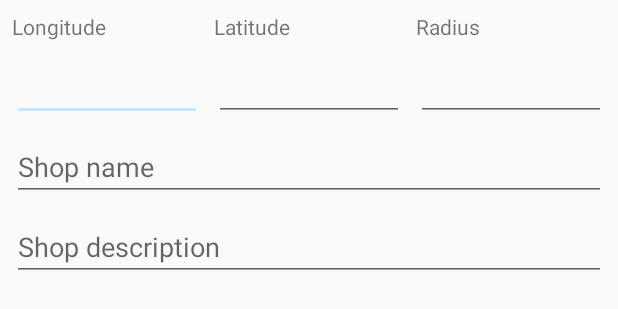
After one commit to Endzik/SMB, an Android app: the layout add_shop_form.xml on its own in the app's theme, with its tools: preview values and no code run, on a phone screen of 412 x 824 dp. The commit adds this screen. Shown: the top 309 px of the screen. Run offline under Robolectric (Android 15) with nearby library versions, the phone set to English and light mode, and no system bars.

Commit message:
Handle adding new shops

```diff
--- /dev/null
+++ b/app/src/main/res/layout/add_shop_form.xml
@@ -0,0 +1,104 @@
+<?xml version="1.0" encoding="utf-8"?>
+<android.support.constraint.ConstraintLayout
+    xmlns:android="http://schemas.android.com/apk/res/android"
+    xmlns:app="http://schemas.android.com/apk/res-auto"
+    xmlns:tools="http://schemas.android.com/tools"
+    android:layout_width="match_parent"
+    android:layout_height="match_parent">
+
+    <EditText
+        android:id="@+id/longitude"
+        android:layout_width="0dp"
+        android:layout_height="wrap_content"
+        android:layout_marginStart="8dp"
+        android:layout_marginTop="8dp"
+        android:ems="10"
+        android:inputType="numberDecimal"
+        app:layout_constraintStart_toStartOf="parent"
+        app:layout_constraintTop_toBottomOf="@+id/long_label"
+        app:layout_constraintEnd_toStartOf="@+id/latitude"/>
+
+    <EditText
+        android:id="@+id/latitude"
+        android:layout_width="0dp"
+        android:layout_height="wrap_content"
+        android:layout_marginStart="8dp"
+        android:layout_marginTop="8dp"
+        android:ems="10"
+        android:inputType="numberDecimal"
+        app:layout_constraintStart_toEndOf="@+id/longitude"
+        app:layout_constraintTop_toBottomOf="@+id/lat_label"
+        app:layout_constraintEnd_toStartOf="@id/radius"/>
+
+    <EditText
+        android:id="@+id/radius"
+        android:layout_width="0dp"
+        android:layout_height="wrap_content"
+        android:layout_marginStart="8dp"
+        android:layout_marginTop="8dp"
+        android:layout_marginEnd="8dp"
+        android:ems="10"
+        android:inputType="numberDecimal"
+        app:layout_constraintEnd_toEndOf="parent"
+        app:layout_constraintStart_toEndOf="@+id/latitude"
+        app:layout_constraintTop_toBottomOf="@+id/rad_label" />
+
+    <TextView
+        android:id="@+id/long_label"
+        android:layout_width="wrap_content"
+        android:layout_height="wrap_content"
+        android:layout_marginStart="8dp"
+        android:layout_marginTop="8dp"
+        android:text="Longitude"
+        app:layout_constraintStart_toStartOf="parent"
+        app:layout_constraintTop_toTopOf="parent" />
+
+    <TextView
+        android:id="@+id/lat_label"
+        android:layout_width="wrap_content"
+        android:layout_height="wrap_content"
+        android:layout_marginStart="8dp"
+        android:layout_marginTop="8dp"
+        android:text="Latitude"
+        app:layout_constraintStart_toEndOf="@+id/longitude"
+        app:layout_constraintTop_toTopOf="parent" />
+
+    <TextView
+        android:id="@+id/rad_label"
+        android:layout_width="wrap_content"
+        android:layout_height="wrap_content"
+        android:layout_marginStart="8dp"
+        android:layout_marginTop="8dp"
+        android:text="Radius"
+        app:layout_constraintStart_toEndOf="@+id/latitude"
+        app:layout_constraintTop_toTopOf="parent" />
+
+    <EditText
+        android:id="@+id/name_input"
+        android:layout_width="0dp"
+        android:layout_height="wrap_content"
+        android:layout_marginStart="8dp"
+        android:layout_marginTop="8dp"
+        android:layout_marginEnd="8dp"
+        android:ems="10"
+        android:hint="Shop name"
+        android:inputType="textPersonName"
+        app:layout_constraintEnd_toEndOf="parent"
+        app:layout_constraintStart_toStartOf="parent"
+        app:layout_constraintTop_toBottomOf="@+id/longitude" />
+
+    <EditText
+        android:id="@+id/desc_input"
+        android:layout_width="0dp"
+        android:layout_height="wrap_content"
+        android:layout_marginStart="8dp"
+        android:layout_marginTop="8dp"
+        android:layout_marginEnd="8dp"
+        android:ems="10"
+        android:hint="Shop description"
+        android:inputType="textPersonName"
+        app:layout_constraintEnd_toEndOf="parent"
+        app:layout_constraintStart_toStartOf="parent"
+        app:layout_constraintTop_toBottomOf="@+id/name_input" />
+
+</android.support.constraint.ConstraintLayout>
--- a/app/src/main/res/layout/fragment_shop_list.xml
+++ b/app/src/main/res/layout/fragment_shop_list.xml
@@ -18,9 +18,7 @@
         android:layout_width="0dp"
         android:layout_height="wrap_content"
         android:layout_marginStart="8dp"
-        android:layout_marginLeft="8dp"
         android:layout_marginEnd="8dp"
-        android:layout_marginRight="8dp"
         android:layout_marginBottom="8dp"
         android:text="Add Current Shop"
         app:layout_constraintBottom_toBottomOf="parent"
```
Also changed, not shown: app/src/main/java/pl/edu/pja/s13227/smb/maps/MapTabFragment.java (+6 -3 lines), app/src/main/java/pl/edu/pja/s13227/smb/maps/ShopListFragment.java (+58 -0 lines).
